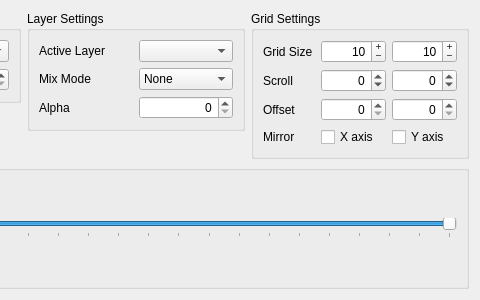
Qt form src/widget/sectioncontrolwidget.ui (8bitbuddhist/PixelMaestro-Studio) before a commit; both pictures show x 208 to 688 and y 0 to 300 of the 688 by 300 pixel window.
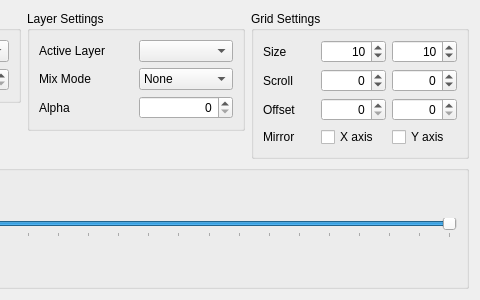
The same form after that commit.

```diff
--- a/src/widget/sectioncontrolwidget.ui
+++ b/src/widget/sectioncontrolwidget.ui
@@ -227,7 +227,7 @@
       <item row="0" column="0">
        <widget class="QLabel" name="gridSizeLabel">
         <property name="text">
-         <string>Grid Size</string>
+         <string>Size</string>
         </property>
        </widget>
       </item>
@@ -242,9 +242,6 @@
         <property name="alignment">
          <set>Qt::AlignRight|Qt::AlignTrailing|Qt::AlignVCenter</set>
         </property>
-        <property name="buttonSymbols">
-         <enum>QAbstractSpinBox::PlusMinus</enum>
-        </property>
         <property name="minimum">
          <number>1</number>
         </property>
@@ -264,9 +261,6 @@
         <property name="alignment">
          <set>Qt::AlignRight|Qt::AlignTrailing|Qt::AlignVCenter</set>
         </property>
-        <property name="buttonSymbols">
-         <enum>QAbstractSpinBox::PlusMinus</enum>
-        </property>
         <property name="minimum">
          <number>1</number>
         </property>
```
Left out of the diff: 6 changed lines with no effect on the pictures.
